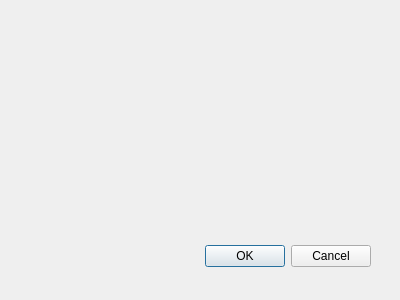
This is settings.ui in michalszc/BrainfuckIDE as Qt 5 draws it before an edit. The edited form follows.
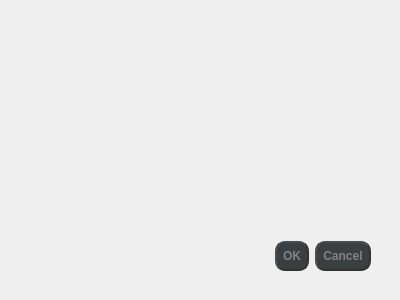
This is the edited form.

Diff of the .ui file:
```diff
--- a/settings.ui
+++ b/settings.ui
@@ -24,6 +24,23 @@
      <height>32</height>
     </rect>
    </property>
+   <property name="styleSheet">
+    <string notr="true">*{
+	background-color: rgba(60,63,65,255);
+    border-style: outset;
+    border-width: 2px;
+    border-radius: 10px;
+    border-color: rgba(49,51,53,255);
+    font:  bold 12px;
+    min-width: 3em;
+    padding: 6px;
+	color: rgba(130,128,135,255);
+}
+* :pressed {
+    background-color: rgba(43,43,43,255);
+    border-style: inset;
+}</string>
+   </property>
    <property name="orientation">
     <enum>Qt::Horizontal</enum>
    </property>
```
Left out of the diff: 5 changed lines with no effect on the pictures.
